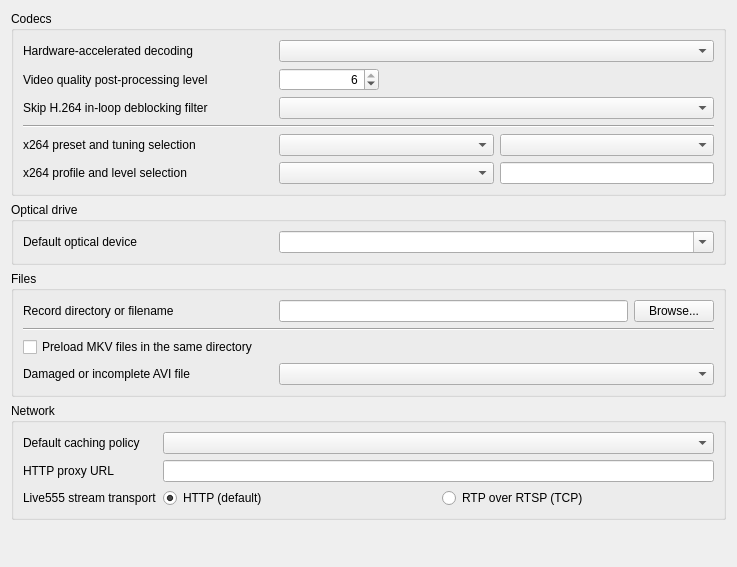
Old version of the form modules/gui/qt/ui/sprefs_input.ui in the repository omunroe-com/ubtvlc.
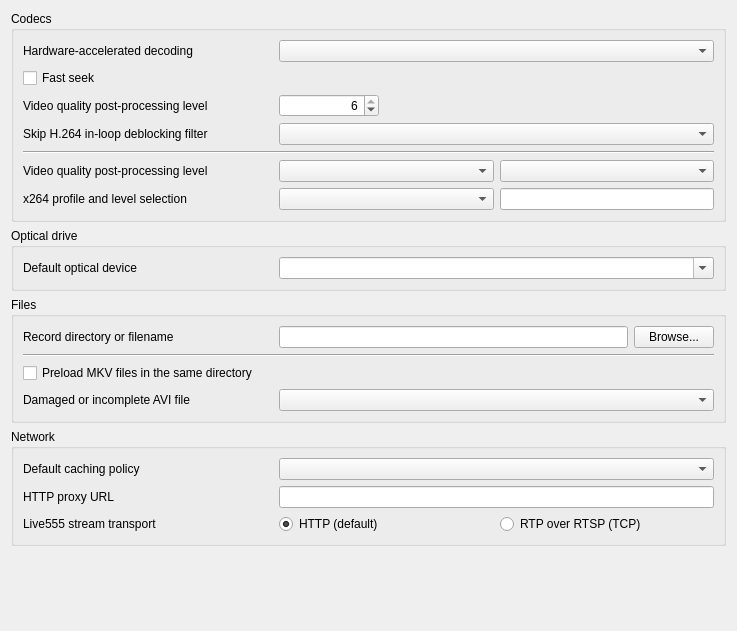
New version of the form.

What changed in the file:
```diff
--- a/modules/gui/qt/ui/sprefs_input.ui
+++ b/modules/gui/qt/ui/sprefs_input.ui
@@ -8,7 +8,7 @@
     <x>0</x>
     <y>0</y>
     <width>737</width>
-    <height>567</height>
+    <height>631</height>
    </rect>
   </property>
   <property name="windowTitle">
@@ -21,10 +21,7 @@
       <string>Codecs</string>
      </property>
      <layout class="QGridLayout" name="gridLayout">
-      <item row="8" column="1" colspan="2">
-       <widget class="QComboBox" name="loopFilterBox"/>
-      </item>
-      <item row="12" column="0">
+      <item row="14" column="0">
        <widget class="QLabel" name="x264Label">
         <property name="minimumSize">
          <size>
@@ -40,37 +37,18 @@
         </property>
        </widget>
       </item>
-      <item row="11" column="0">
-       <widget class="QLabel" name="x264profileLabel">
-        <property name="minimumSize">
+      <item row="6" column="1">
+       <spacer name="horizontalSpacer">
+        <property name="orientation">
+         <enum>Qt::Horizontal</enum>
+        </property>
+        <property name="sizeHint" stdset="0">
          <size>
-          <width>250</width>
-          <height>0</height>
+          <width>40</width>
+          <height>20</height>
          </size>
         </property>
-        <property name="text">
-         <string>x264 preset and tuning selection</string>
-        </property>
-        <property name="buddy">
-         <cstring>tuneBox</cstring>
-        </property>
-       </widget>
-      </item>
-      <item row="11" column="1">
-       <widget class="QComboBox" name="presetBox">
-        <property name="sizePolicy">
-         <sizepolicy hsizetype="Expanding" vsizetype="Fixed">
-          <horstretch>0</horstretch>
-          <verstretch>0</verstretch>
-         </sizepolicy>
-        </property>
-       </widget>
-      </item>
-      <item row="11" column="2">
-       <widget class="QComboBox" name="tuneBox"/>
-      </item>
-      <item row="4" column="1" colspan="2">
-       <widget class="QComboBox" name="hwAccelModule"/>
+       </spacer>
       </item>
       <item row="4" column="0">
        <widget class="QLabel" name="hwAccelLabel">
@@ -82,17 +60,43 @@
         </property>
        </widget>
       </item>
-      <item row="10" column="0" colspan="3">
+      <item row="4" column="1" colspan="2">
+       <widget class="QComboBox" name="hwAccelModule"/>
+      </item>
+      <item row="6" column="0">
+       <widget class="QLabel" name="ppLabel">
+        <property name="minimumSize">
+         <size>
+          <width>250</width>
+          <height>0</height>
+         </size>
+        </property>
+        <property name="text">
+         <string>Video quality post-processing level</string>
+        </property>
+        <property name="buddy">
+         <cstring>PostProcLevel</cstring>
+        </property>
+       </widget>
+      </item>
+      <item row="12" column="0" colspan="3">
        <widget class="Line" name="line">
         <property name="orientation">
          <enum>Qt::Horizontal</enum>
         </property>
        </widget>
       </item>
-      <item row="12" column="2">
-       <widget class="QLineEdit" name="levelBox"/>
+      <item row="13" column="1">
+       <widget class="QComboBox" name="presetBox">
+        <property name="sizePolicy">
+         <sizepolicy hsizetype="Expanding" vsizetype="Fixed">
+          <horstretch>0</horstretch>
+          <verstretch>0</verstretch>
+         </sizepolicy>
+        </property>
+       </widget>
       </item>
-      <item row="12" column="1">
+      <item row="14" column="1">
        <widget class="QComboBox" name="profileBox">
         <property name="sizePolicy">
          <sizepolicy hsizetype="Preferred" vsizetype="Fixed">
@@ -102,7 +106,10 @@
         </property>
        </widget>
       </item>
-      <item row="8" column="0">
+      <item row="10" column="1" colspan="2">
+       <widget class="QComboBox" name="loopFilterBox"/>
+      </item>
+      <item row="10" column="0">
        <widget class="QLabel" name="filterLabel">
         <property name="minimumSize">
          <size>
@@ -118,8 +125,8 @@
         </property>
        </widget>
       </item>
-      <item row="5" column="0">
-       <widget class="QLabel" name="ppLabel">
+      <item row="13" column="0">
+       <widget class="QLabel" name="x264profileLabel">
         <property name="minimumSize">
          <size>
           <width>250</width>
@@ -134,7 +141,10 @@
         </property>
        </widget>
       </item>
-      <item row="5" column="1">
+      <item row="13" column="2">
+       <widget class="QComboBox" name="tuneBox"/>
+      </item>
+      <item row="6" column="1">
        <widget class="QSpinBox" name="PostProcLevel">
         <property name="maximumSize">
          <size>
@@ -159,18 +169,15 @@
         </property>
        </widget>
       </item>
-      <item row="5" column="1">
-       <spacer name="horizontalSpacer">
-        <property name="orientation">
-         <enum>Qt::Horizontal</enum>
+      <item row="14" column="2">
+       <widget class="QLineEdit" name="levelBox"/>
+      </item>
+      <item row="5" column="0">
+       <widget class="QCheckBox" name="fastSeekBox">
+        <property name="text">
+         <string>Fast seek</string>
         </property>
-        <property name="sizeHint" stdset="0">
-         <size>
-          <width>40</width>
-          <height>20</height>
-         </size>
-        </property>
-       </spacer>
+       </widget>
       </item>
      </layout>
     </widget>
@@ -287,6 +294,12 @@
      <layout class="QGridLayout" name="gridLayout_2">
       <item row="2" column="0">
        <widget class="QLabel" name="httpProxyLabel">
+        <property name="minimumSize">
+         <size>
+          <width>250</width>
+          <height>0</height>
+         </size>
+        </property>
         <property name="text">
          <string>HTTP proxy URL</string>
         </property>
@@ -324,6 +337,12 @@
       </item>
       <item row="3" column="0">
        <widget class="QLabel" name="live555TransportLabel">
+        <property name="minimumSize">
+         <size>
+          <width>250</width>
+          <height>0</height>
+         </size>
+        </property>
         <property name="text">
          <string>Live555 stream transport</string>
         </property>
@@ -334,6 +353,12 @@
       </item>
       <item row="0" column="0">
        <widget class="QLabel" name="label_2">
+        <property name="minimumSize">
+         <size>
+          <width>250</width>
+          <height>0</height>
+         </size>
+        </property>
         <property name="text">
          <string>Default caching policy</string>
         </property>
```
Left out of the diff: 4 changed lines with no effect on the pictures.
